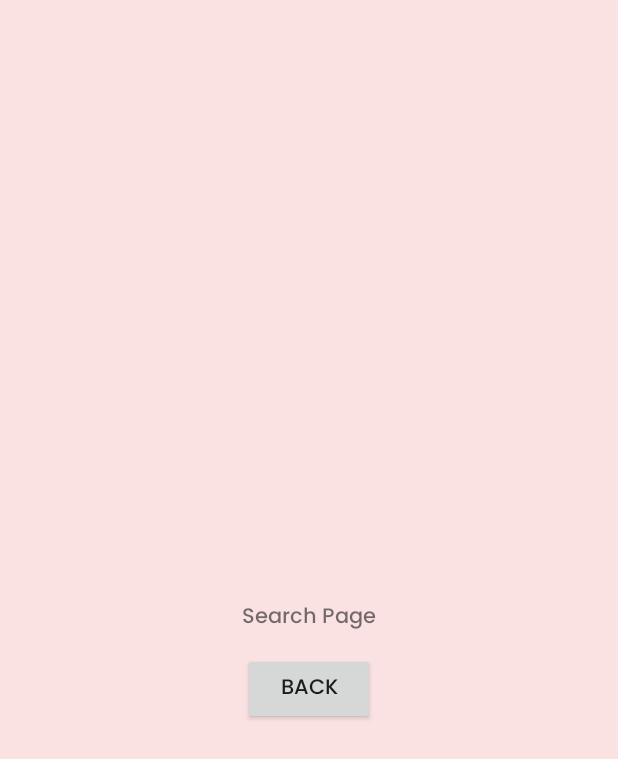
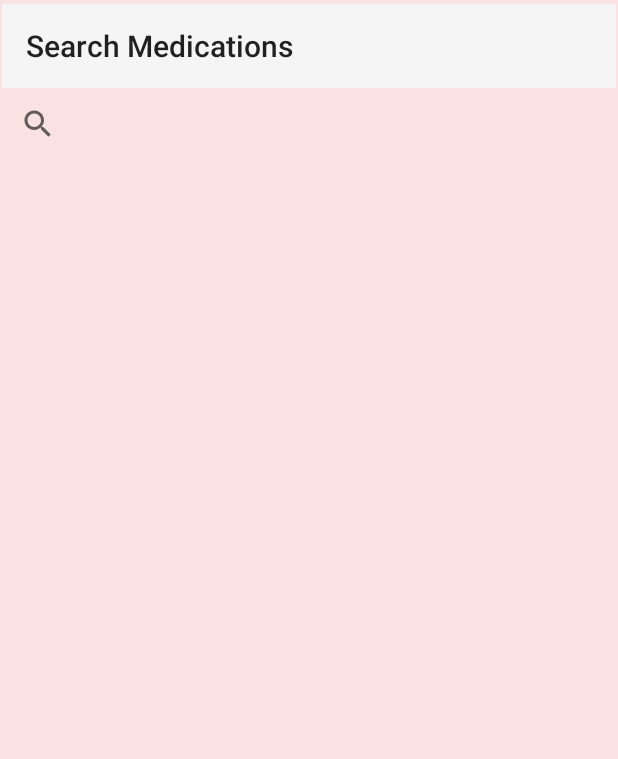
Before and after one commit to fjacquelinegomez/Health-Assistant-Senior-Project, an Android app: the Search screen opened directly, with no data from a screen before it, on a phone screen of 412 x 824 dp. Shown: the top 759 px of the screen. Run offline under Robolectric (Android 15) with nearby library versions, the phone set to English and light mode, and no system bars; 2 statements that could not run were skipped.

Commit message:
Initial search activity layout (SearchView not found)

```diff
--- a/app/src/main/res/layout/activity_search.xml
+++ b/app/src/main/res/layout/activity_search.xml
@@ -3,32 +3,41 @@
     xmlns:app="http://schemas.android.com/apk/res-auto"
     xmlns:tools="http://schemas.android.com/tools"
     android:id="@+id/main"
-    android:background="#FBE2E2"
     android:layout_width="match_parent"
     android:layout_height="match_parent"
+    android:background="#FBE2E2"
     tools:context=".Search">
 
-    <TextView
-        android:id="@+id/textView"
-        android:layout_width="wrap_content"
-        android:layout_height="wrap_content"
-        android:fontFamily="@font/poppins_medium"
-        android:text="Search Page"
-        app:layout_constraintBottom_toBottomOf="parent"
+    <androidx.constraintlayout.widget.ConstraintLayout
+        android:id="@+id/linearLayout"
+        android:layout_width="0dp"
+        android:layout_height="729dp"
+        android:layout_marginEnd="1dp"
+        android:layout_marginStart="1dp"
+        android:layout_marginTop="1dp"
         app:layout_constraintEnd_toEndOf="parent"
         app:layout_constraintStart_toStartOf="parent"
-        app:layout_constraintTop_toTopOf="parent" />
+        app:layout_constraintTop_toTopOf="parent">
 
-    <Button
-        android:id="@+id/searchBackButton"
-        android:layout_width="wrap_content"
-        android:layout_height="wrap_content"
-        android:fontFamily="@font/poppins_medium"
-        android:text="Back"
-        app:layout_constraintBottom_toBottomOf="parent"
-        app:layout_constraintEnd_toEndOf="parent"
-        app:layout_constraintStart_toStartOf="parent"
-        app:layout_constraintTop_toBottomOf="@+id/textView"
-        app:layout_constraintVertical_bias="0.032" />
+        <android.widget.SearchView
+            android:id="@+id/searchView2"
+            android:layout_width="0dp"
+            android:layout_height="wrap_content"
+            app:layout_constraintEnd_toEndOf="parent"
+            app:layout_constraintStart_toStartOf="parent"
+            app:layout_constraintTop_toBottomOf="@+id/materialToolbar5" />
 
+        <com.google.android.material.appbar.MaterialToolbar
+            android:id="@+id/materialToolbar5"
+            android:layout_width="0dp"
+            android:layout_height="wrap_content"
+            android:layout_marginTop="1dp"
+            android:background="?attr/colorPrimary"
+            android:minHeight="?attr/actionBarSize"
+            android:theme="?attr/actionBarTheme"
+            app:layout_constraintEnd_toEndOf="parent"
+            app:layout_constraintStart_toStartOf="parent"
+            app:layout_constraintTop_toTopOf="parent"
+            app:title="Search Medications" />
+    </androidx.constraintlayout.widget.ConstraintLayout>
 </androidx.constraintlayout.widget.ConstraintLayout>
```
